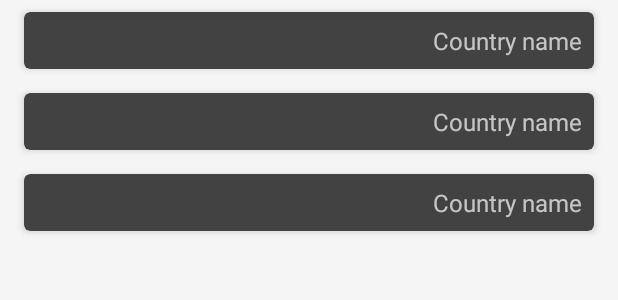
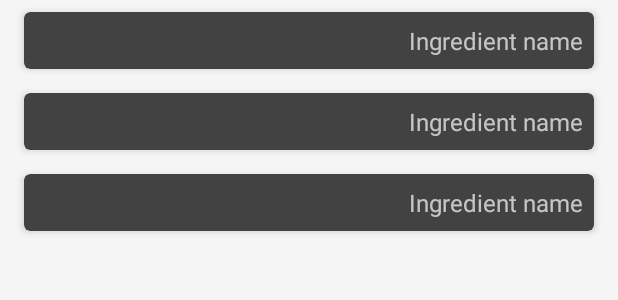
Before and after one commit to UserInside/AndroidMealDB, an Android app: the layout fragment_ingredientlist.xml on its own in the app's theme, with its tools: preview values and no code run, on a phone screen of 412 x 824 dp. Shown: the top 300 px of the screen. Run offline under Robolectric (Android 15) with nearby library versions, the phone set to English and light mode, and no system bars; network calls fail.

Commit message:
add ingredients fragment

```diff
--- a/app/src/main/java/com/example/mealdb/country/domain/CountryAdapter.kt
+++ b/app/src/main/java/com/example/mealdb/country/domain/CountryAdapter.kt
@@ -25,9 +25,7 @@ class CountryAdapter(var countryList : CountryList) :
 
     override fun onBindViewHolder(holder: CountryViewHolder, position: Int) {
         val item = countryList.meals
-        Log.i("WOW", "1",)
         holder.countryName.text = item?.get(position)?.strArea ?: ""
-        Log.i("WOW", "2",)
 
     }
 
--- a/app/src/main/java/com/example/mealdb/country/presentation/CountryListFragment.kt
+++ b/app/src/main/java/com/example/mealdb/country/presentation/CountryListFragment.kt
@@ -28,8 +28,6 @@ class CountryListFragment : Fragment() {
         savedInstanceState: Bundle?
     ): View? {
 
-//        Log.i("WOW", "fragment created")
-
         val view : View = inflater.inflate(R.layout.fragment_countylist, container, false)
         //data
         val client = CountryHttpClient()
@@ -38,14 +36,13 @@ class CountryListFragment : Fragment() {
         val interactor = CountryInteractor(gateway)
 
         val recyclerView = view.findViewById<RecyclerView>(R.id.recycler_country)
-        recyclerView?.layoutManager = LinearLayoutManager(activity)
+        recyclerView?.layoutManager = LinearLayoutManager(requireActivity())
         lifecycleScope.launch {
             val data = interactor.fetchData()
             val adapter = CountryAdapter(data.countryList)
             recyclerView?.adapter = adapter
 
         }
-
         return view
 
     }
--- /dev/null
+++ b/app/src/main/java/com/example/mealdb/ingredient/domain/Ingredient Gateway.kt
@@ -0,0 +1,5 @@
+package com.example.mealdb.ingredient.domain
+
+interface IngredientGateway {
+    suspend fun request(): IngredientEntity
+}
--- a/app/src/main/res/layout/fragment_ingredientlist.xml
+++ b/app/src/main/res/layout/fragment_ingredientlist.xml
@@ -17,11 +17,10 @@
     <FrameLayout
         android:layout_width="match_parent"
         android:layout_height="match_parent"
-        android:background="#F5F5F5"
-        >
+        android:background="#F5F5F5"        >
 
         <androidx.recyclerview.widget.RecyclerView
-            android:id="@+id/recycler_country"
+            android:id="@+id/recycler_ingredient"
             android:layout_width="match_parent"
             android:layout_height="match_parent"
             app:layoutManager="androidx.recyclerview.widget.LinearLayoutManager"
--- a/app/src/main/res/layout/recyclerview_ingredientitem.xml
+++ b/app/src/main/res/layout/recyclerview_ingredientitem.xml
@@ -1,20 +1,40 @@
 <?xml version="1.0" encoding="utf-8"?>
 <androidx.cardview.widget.CardView xmlns:android="http://schemas.android.com/apk/res/android"
     xmlns:app="http://schemas.android.com/apk/res-auto"
-    android:id="@+id/country_item"
+    android:id="@+id/ingredient_item"
     android:layout_width="match_parent"
     android:layout_height="wrap_content"
+    android:layout_marginHorizontal="16dp"
+    android:layout_marginVertical="8dp"
     app:cardCornerRadius="4dp"
-    app:cardElevation="3dp"
-    android:layout_marginVertical="8dp"
-    android:layout_marginHorizontal="16dp">
+    app:cardElevation="3dp">
 
-    <TextView
+    <androidx.appcompat.widget.LinearLayoutCompat
         android:layout_width="match_parent"
         android:layout_height="wrap_content"
-        android:padding="8dp"
-        android:text="Country name"
-        android:textAlignment="viewEnd"
-        android:textSize="16sp" />
+        android:orientation="vertical">
+
+        <TextView
+            android:id="@+id/text_ingredientName"
+            android:layout_width="match_parent"
+            android:layout_height="wrap_content"
+            android:padding="8dp"
+            android:text="Ingredient name"
+            android:textAlignment="viewEnd"
+            android:textSize="16sp" />
+
+<!--        <TextView-->
+<!--            android:id="@+id/text_ingredientDescription"-->
+<!--            android:layout_width="match_parent"-->
+<!--            android:layout_height="wrap_content"-->
+<!--            android:paddingStart="8dp"-->
+<!--            android:paddingEnd="8dp"-->
+<!--            android:paddingBottom="8dp"-->
+<!--            android:text="Ingredient description"-->
+<!--            android:textAlignment="viewEnd"-->
+<!--            android:textSize="12sp" />-->
+
+    </androidx.appcompat.widget.LinearLayoutCompat>
+
 
 </androidx.cardview.widget.CardView>
```
Also changed, not shown: app/src/main/java/com/example/mealdb/country/data/CountryList.kt (+2 -7 lines), app/src/main/java/com/example/mealdb/ingredient/data/IngredientList.kt (added, +51 -0 lines), app/src/main/java/com/example/mealdb/ingredient/domain/IngredientAdapter.kt (added, +39 -0 lines), app/src/main/java/com/example/mealdb/ingredient/domain/IngredientEntity.kt (added, +8 -0 lines), app/src/main/java/com/example/mealdb/ingredient/domain/IngredientInteractor.kt (added, +9 -0 lines), app/src/main/java/com/example/mealdb/ingredient/presentation/IngredientListFragment.kt (+27 -1 lines).
